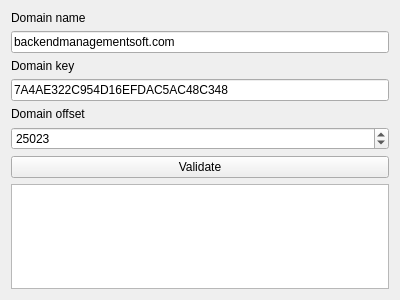
Above: formdomainutilities.ui from olegphpgithub/nnUtils before the change. Below: the same form after it.
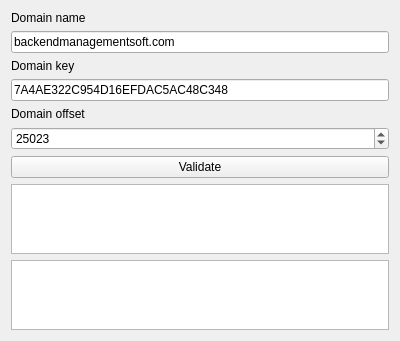
That is the form after the change.

The edit to the form file:
```diff
--- a/formdomainutilities.ui
+++ b/formdomainutilities.ui
@@ -7,7 +7,7 @@
     <x>0</x>
     <y>0</y>
     <width>400</width>
-    <height>300</height>
+    <height>332</height>
    </rect>
   </property>
   <property name="windowTitle">
@@ -69,7 +69,17 @@
       </widget>
      </item>
      <item>
-      <widget class="QTextEdit" name="resultTextEdit"/>
+      <widget class="QTreeView" name="resultTreeView"/>
+     </item>
+     <item>
+      <widget class="QTextEdit" name="resultTextEdit">
+       <property name="font">
+        <font>
+         <family>Courier New</family>
+         <pointsize>12</pointsize>
+        </font>
+       </property>
+      </widget>
      </item>
     </layout>
    </item>
```
